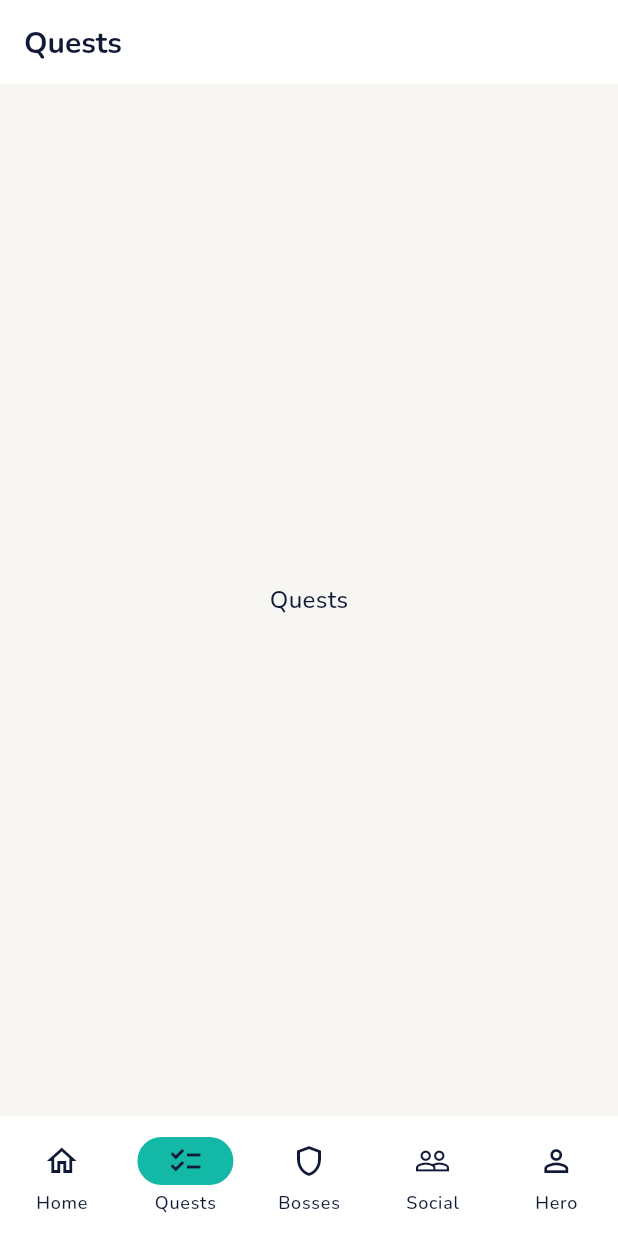
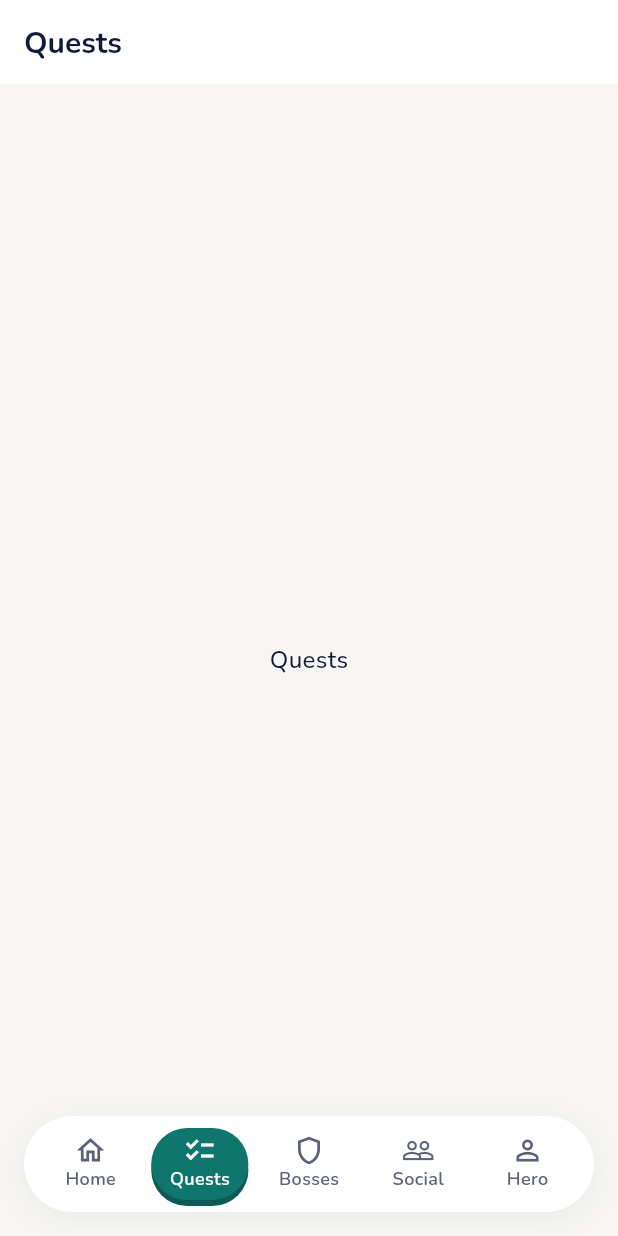
Before and after one commit to Sithum-BASG/Questline, a Flutter app: the screen it shows after launch, item 2 of the bottom bar chosen, on a phone screen of 412 x 824 dp. Run offline on Flutter 3.47's test engine with Material 3 defaults, Android fonts, the phone set to English and light mode, and no system bars; our stand-ins replace flutter_riverpod, go_router, supabase_flutter; accounts and stored records are empty; statements that could not run were skipped.

Commit message:
feat(nav): add floating clay tab bar
Task: T013

```diff
--- /dev/null
+++ b/app/lib/core/widgets/floating_tab_bar.dart
@@ -0,0 +1,104 @@
+import 'package:flutter/material.dart';
+
+import '../theme/app_colors.dart';
+import '../theme/app_spacing.dart';
+import '../theme/app_text.dart';
+import '../theme/shadows.dart';
+
+class TabDestination {
+  const TabDestination({required this.icon, required this.label});
+
+  final IconData icon;
+  final String label;
+}
+
+/// Floating white pill. The active tab gets a clay teal indicator.
+class FloatingTabBar extends StatelessWidget {
+  const FloatingTabBar({
+    super.key,
+    required this.index,
+    required this.onSelected,
+    this.destinations = defaultDestinations,
+  });
+
+  final int index;
+  final ValueChanged<int> onSelected;
+  final List<TabDestination> destinations;
+
+  static const defaultDestinations = [
+    TabDestination(icon: Icons.home_outlined, label: 'Home'),
+    TabDestination(icon: Icons.checklist_outlined, label: 'Quests'),
+    TabDestination(icon: Icons.shield_outlined, label: 'Bosses'),
+    TabDestination(icon: Icons.people_outline, label: 'Social'),
+    TabDestination(icon: Icons.person_outline, label: 'Hero'),
+  ];
+
+  @override
+  Widget build(BuildContext context) {
+    return DecoratedBox(
+      decoration: BoxDecoration(
+        color: AppColors.white,
+        borderRadius: BorderRadius.circular(AppRadius.pill),
+        boxShadow: AppShadows.card,
+      ),
+      child: Padding(
+        padding: const EdgeInsets.symmetric(horizontal: AppSpacing.s8, vertical: AppSpacing.s8),
+        child: Row(
+          children: [
+            for (var i = 0; i < destinations.length; i++)
+              Expanded(child: _TabButton(
+                destination: destinations[i],
+                selected: i == index,
+                onTap: () => onSelected(i),
+              )),
+          ],
+        ),
+      ),
+    );
+  }
+}
+
+class _TabButton extends StatelessWidget {
+  const _TabButton({required this.destination, required this.selected, required this.onTap});
+
+  final TabDestination destination;
+  final bool selected;
+  final VoidCallback onTap;
+
+  @override
+  Widget build(BuildContext context) {
+    final color = selected ? AppColors.white : AppColors.inkMuted;
+    return Semantics(
+      button: true,
+      selected: selected,
+      label: destination.label,
+      child: GestureDetector(
+        onTap: onTap,
+        child: ConstrainedBox(
+          constraints: const BoxConstraints(minHeight: AppSpacing.minTap),
+          child: AnimatedContainer(
+            duration: MediaQuery.disableAnimationsOf(context)
+                ? const Duration(milliseconds: 150)
+                : const Duration(milliseconds: 200),
+            margin: const EdgeInsets.symmetric(horizontal: AppSpacing.s4),
+            padding: const EdgeInsets.symmetric(vertical: AppSpacing.s4),
+            decoration: selected
+                ? BoxDecoration(
+                    color: AppColors.tealDeep,
+                    borderRadius: BorderRadius.circular(AppRadius.pill),
+                    boxShadow: AppShadows.clay,
+                  )
+                : null,
+            child: Column(
+              mainAxisSize: MainAxisSize.min,
+              children: [
+                Icon(destination.icon, size: 22, color: color),
+                Text(destination.label, style: AppText.caption.copyWith(color: color)),
+              ],
+            ),
+          ),
+        ),
+      ),
+    );
+  }
+}
--- a/app/lib/router.dart
+++ b/app/lib/router.dart
@@ -2,6 +2,8 @@ import 'package:flutter/material.dart';
 import 'package:flutter_riverpod/flutter_riverpod.dart';
 import 'package:go_router/go_router.dart';
 
+import 'core/theme/app_spacing.dart';
+import 'core/widgets/floating_tab_bar.dart';
 import 'core/widgets/placeholder_screen.dart';
 
 final routerProvider = Provider<GoRouter>((ref) {
@@ -97,18 +99,20 @@ class AppShell extends StatelessWidget {
   @override
   Widget build(BuildContext context) {
     return Scaffold(
-      body: navigationShell,
-      bottomNavigationBar: NavigationBar(
-        selectedIndex: navigationShell.currentIndex,
-        onDestinationSelected: (index) {
-          navigationShell.goBranch(index, initialLocation: index == navigationShell.currentIndex);
-        },
-        destinations: const [
-          NavigationDestination(icon: Icon(Icons.home_outlined), label: 'Home'),
-          NavigationDestination(icon: Icon(Icons.checklist_outlined), label: 'Quests'),
-          NavigationDestination(icon: Icon(Icons.shield_outlined), label: 'Bosses'),
-          NavigationDestination(icon: Icon(Icons.people_outline), label: 'Social'),
-          NavigationDestination(icon: Icon(Icons.person_outline), label: 'Hero'),
+      body: Stack(
+        children: [
+          navigationShell,
+          Positioned(
+            left: AppSpacing.s16,
+            right: AppSpacing.s16,
+            bottom: AppSpacing.s16,
+            child: FloatingTabBar(
+              index: navigationShell.currentIndex,
+              onSelected: (index) {
+                navigationShell.goBranch(index, initialLocation: index == navigationShell.currentIndex);
+              },
+            ),
+          ),
         ],
       ),
     );
```
Also changed, not shown: 1 other file.
